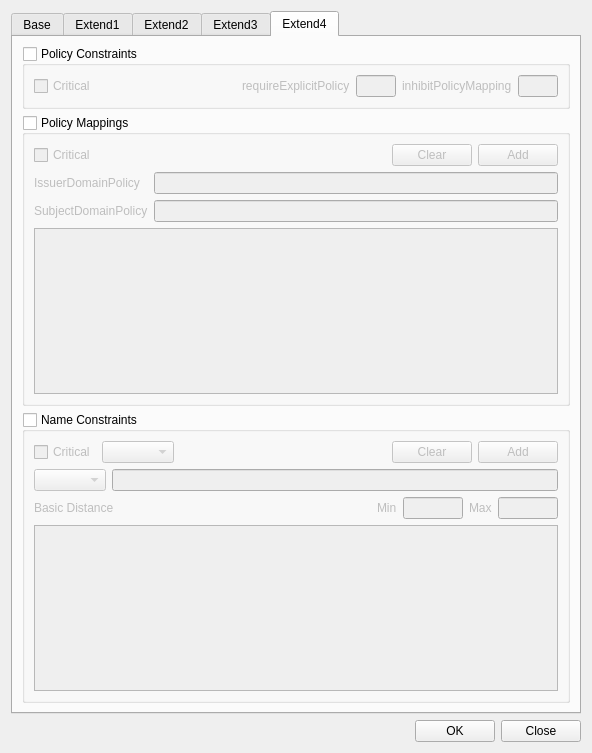
Old version of the form CertMan/make_cert_profile_dlg.ui in the repository jykim74/CertMan.
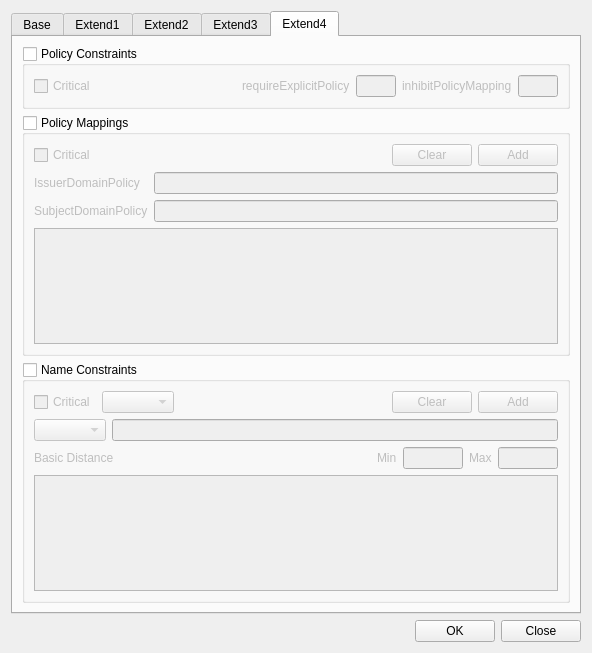
New version of the form. The open tabs and pages were chosen to show the change.

What changed in the file:
```diff
--- a/CertMan/make_cert_profile_dlg.ui
+++ b/CertMan/make_cert_profile_dlg.ui
@@ -7,7 +7,7 @@
     <x>0</x>
     <y>0</y>
     <width>592</width>
-    <height>753</height>
+    <height>653</height>
    </rect>
   </property>
   <property name="windowTitle">
```
Left out of the diff: 96 changed lines with no effect on the pictures.
